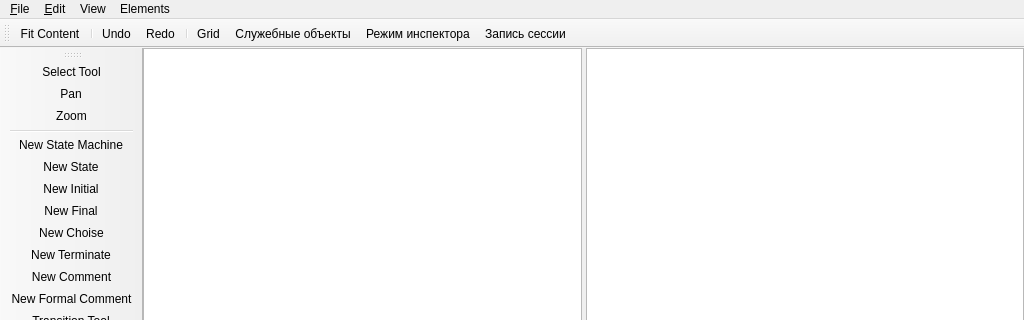
dralex/CyberiadaHSM-Editor, file smeditor_window.ui: the form before one commit; both pictures show x 0 to 1024 and y 0 to 320 of the 1024 by 768 pixel window.
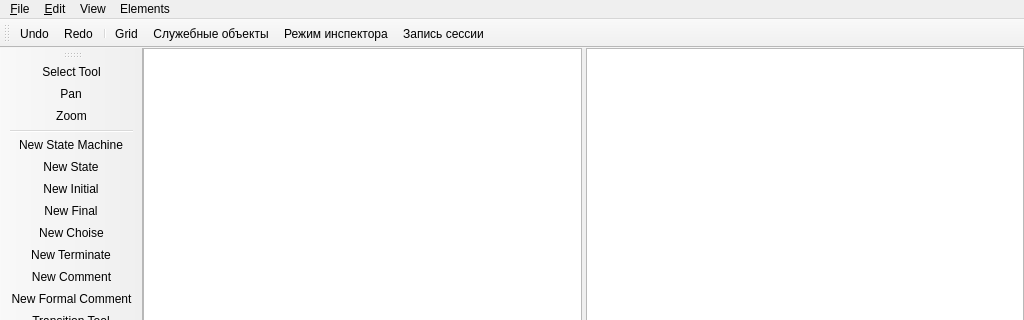
The form after the commit. Icons and pictures are not drawn. Custom widgets are drawn as their Qt base class.

Commit message: set the choice and zoom-to-sm icons and drop the toolbar fit button

```diff
--- a/smeditor_window.ui
+++ b/smeditor_window.ui
@@ -149,8 +149,6 @@
    <attribute name="toolBarBreak">
     <bool>false</bool>
    </attribute>
-   <addaction name="actionFitContent"/>
-   <addaction name="separator"/>
    <addaction name="actionUndo"/>
    <addaction name="actionRedo"/>
    <addaction name="separator"/>
```
Left out of the diff: 6 changed lines with no effect on the pictures. The commit also changes 1 other file.
